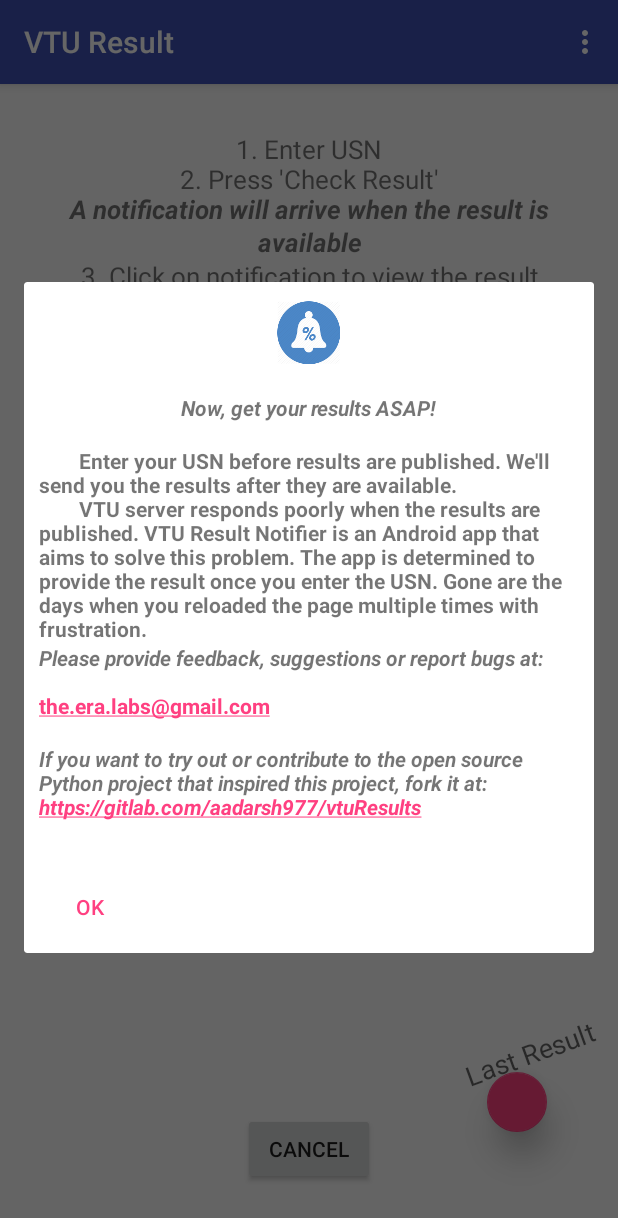
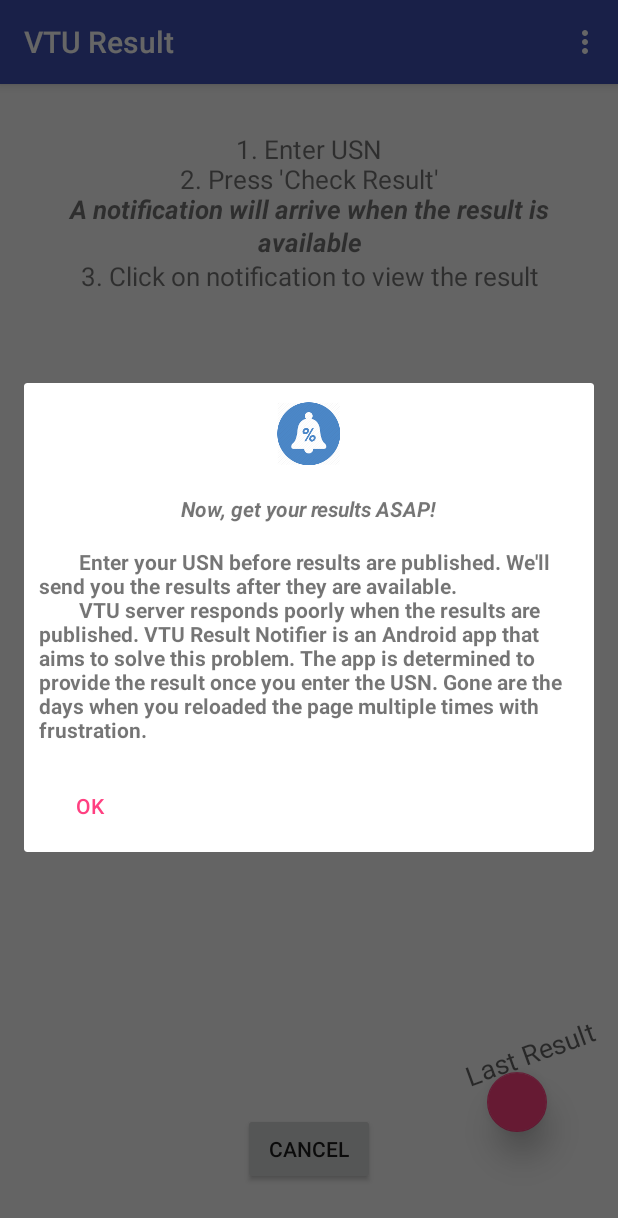
Before and after one commit to kuldeeps48/VTU-Result-Notifier, an Android app: the UsnInputActivity screen opened directly, with no data from a screen before it, in the options menu, after a tap on "About Us", on a phone screen of 412 x 824 dp. Shown: the top 1218 px of the screen. Run offline under Robolectric (Android 15) with nearby library versions, the phone set to English and light mode, and no system bars; 1 statement that could not run was skipped.

Commit message:
Optimize About Us dialog

```diff
--- a/app/src/main/java/com/kuldeep/aadarsh/vturesultnotifier/vturesultnotifier/MainActivity.java
+++ b/app/src/main/java/com/kuldeep/aadarsh/vturesultnotifier/vturesultnotifier/MainActivity.java
@@ -87,7 +87,7 @@ public class MainActivity extends AppCompatActivity implements View.OnClickListe
                 try {
                     startActivity(emailIntent);
                 } catch (ActivityNotFoundException e) {
-                    Toast.makeText(getApplicationContext(), "Please install an Email app in order to send feedback.")
+                    Toast.makeText(getApplicationContext(), "Please install an Email app in order to send feedback.", Toast.LENGTH_LONG).show();
                 }
                 break;
         }
--- a/app/src/main/res/layout/about_us.xml
+++ b/app/src/main/res/layout/about_us.xml
@@ -35,21 +35,5 @@
         android:textStyle="bold"
         />
 
-    <TextView
-        android:layout_width="wrap_content"
-        android:layout_height="wrap_content"
-        android:id="@+id/about_us_contact"
-        android:text="@string/about_us_contact"
-        android:textStyle="bold"
-        android:autoLink="email"/>
-
-    <TextView
-        android:layout_width="wrap_content"
-        android:layout_height="wrap_content"
-        android:id="@+id/about_us_python_project"
-        android:text="@string/about_us_python_project"
-        android:textStyle="bold|italic"
-        android:autoLink="web"/>
-
     </LinearLayout>
 </ScrollView>
--- a/app/src/main/res/values/strings.xml
+++ b/app/src/main/res/values/strings.xml
@@ -17,8 +17,6 @@
 
     <string name="about_us_header">\nNow, get your results ASAP!\n</string>
     <string name="about_us_introduction">\t\tEnter your USN before results are published. We\'ll send you the results after they are available.\n\t\tVTU server responds poorly when the results are published. VTU Result Notifier is an Android app that aims to solve this problem. The app is determined to provide the result once you enter the USN. Gone are the days when you reloaded the page multiple times with frustration.</string>
-    <string name="about_us_contact"><i>Please provide feedback, suggestions or report bugs at:\n</i>\nthe.era.labs@gmail.com</string>
-    <string name="about_us_python_project">\nIf you want to try out or contribute to the open source Python project that inspired this project, fork it at:\nhttps://gitlab.com/aadarsh977/vtuResults\n</string>
     <string name="prev_result">Last Result</string>
     <string name="info">\n1. Enter USN\n2. Press \'Check Result\'\n<i><b>A notification will arrive when the result is available</b></i>\n3. Click on notification to view the result</string>
 
```
